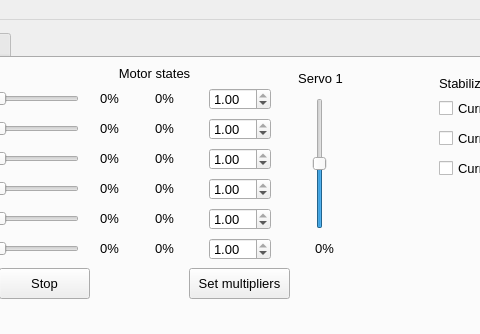
Qt form mainwindow.ui (robocenter-rov/remote-control) before a commit; both pictures show x 284 to 764 and y 0 to 334 of the 1248 by 723 pixel window.
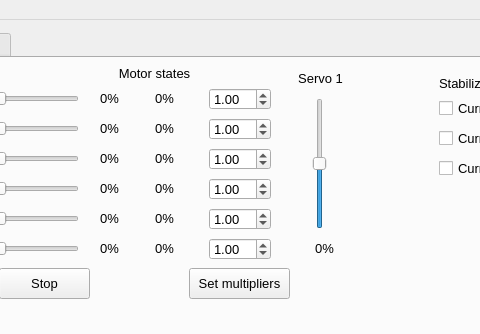
The same form after that commit. The open tabs and pages were chosen to show the change. Custom widgets are drawn as their Qt base class.

Commit message: Change min and max values of set motors mul

Diff of the .ui file:
```diff
--- a/mainwindow.ui
+++ b/mainwindow.ui
@@ -1249,10 +1249,10 @@
          <number>2</number>
         </property>
         <property name="minimum">
-         <double>-1.000000000000000</double>
+         <double>-100.000000000000000</double>
         </property>
         <property name="maximum">
-         <double>1.000000000000000</double>
+         <double>100.000000000000000</double>
         </property>
         <property name="singleStep">
          <double>0.100000000000000</double>
@@ -1274,10 +1274,10 @@
          <number>2</number>
         </property>
         <property name="minimum">
-         <double>-1.000000000000000</double>
+         <double>-100.000000000000000</double>
         </property>
         <property name="maximum">
-         <double>1.000000000000000</double>
+         <double>100.000000000000000</double>
         </property>
         <property name="singleStep">
          <double>0.100000000000000</double>
@@ -1299,10 +1299,10 @@
          <number>2</number>
         </property>
         <property name="minimum">
-         <double>-1.000000000000000</double>
+         <double>-100.000000000000000</double>
         </property>
         <property name="maximum">
-         <double>1.000000000000000</double>
+         <double>100.000000000000000</double>
         </property>
         <property name="singleStep">
          <double>0.100000000000000</double>
@@ -1324,10 +1324,10 @@
          <number>2</number>
         </property>
         <property name="minimum">
-         <double>-1.000000000000000</double>
+         <double>-100.000000000000000</double>
         </property>
         <property name="maximum">
-         <double>1.000000000000000</double>
+         <double>100.000000000000000</double>
         </property>
         <property name="singleStep">
          <double>0.100000000000000</double>
@@ -1349,10 +1349,10 @@
          <number>2</number>
         </property>
         <property name="minimum">
-         <double>-1.000000000000000</double>
+         <double>-100.000000000000000</double>
         </property>
         <property name="maximum">
-         <double>1.000000000000000</double>
+         <double>100.000000000000000</double>
         </property>
         <property name="singleStep">
          <double>0.100000000000000</double>
@@ -1374,10 +1374,10 @@
          <number>2</number>
         </property>
         <property name="minimum">
-         <double>-1.000000000000000</double>
+         <double>-100.000000000000000</double>
         </property>
         <property name="maximum">
-         <double>1.000000000000000</double>
+         <double>100.000000000000000</double>
         </property>
         <property name="singleStep">
          <double>0.100000000000000</double>
```
Left out of the diff: 48 changed lines with no effect on the pictures. The commit also changes 1 other file.
